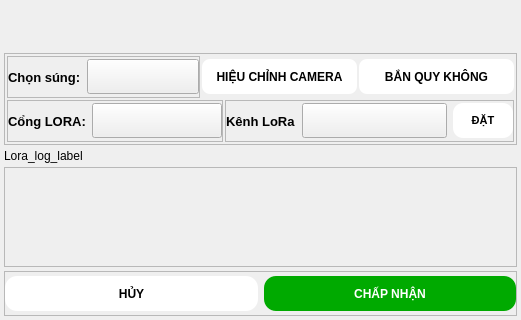
Before: the Qt Designer form assets/qt/setting.ui in Monkez/MBT03-bai2, drawn with Qt 5; both pictures show x 0 to 521 and y 277 to 597 of the 521 by 597 pixel window.
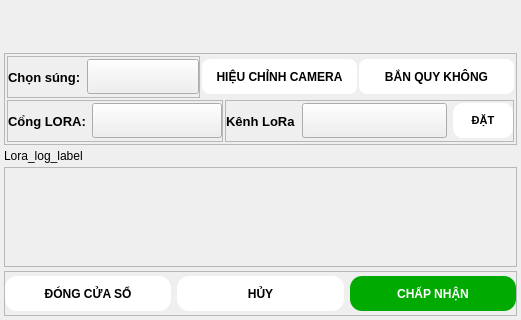
After: the same form once the commit is applied. Custom widgets are drawn as their Qt base class.

Commit message: feat: keep settings open across Q0 calibration rounds

The edit to the form file:
```diff
--- a/assets/qt/setting.ui
+++ b/assets/qt/setting.ui
@@ -652,6 +652,64 @@
       <property name="bottomMargin">
        <number>0</number>
       </property>
+      <item>
+       <widget class="MonkezButton" name="close_window_btn">
+        <property name="minimumSize">
+         <size>
+          <width>130</width>
+          <height>35</height>
+         </size>
+        </property>
+        <property name="maximumSize">
+         <size>
+          <width>16777215</width>
+          <height>35</height>
+         </size>
+        </property>
+        <property name="font">
+         <font>
+          <bold>true</bold>
+         </font>
+        </property>
+        <property name="styleSheet">
+         <string notr="true">QPushButton {
+	background-color: rgb(255, 255, 255);
+    border-radius: 12px;
+    border: none;
+}</string>
+        </property>
+        <property name="text">
+         <string>ĐÓNG CỬA SỔ</string>
+        </property>
+        <property name="filledButton" stdset="0">
+         <bool>true</bool>
+        </property>
+        <property name="outlinedButton" stdset="0">
+         <bool>false</bool>
+        </property>
+        <property name="DeactiveColor" stdset="0">
+         <color>
+          <red>170</red>
+          <green>0</green>
+          <blue>0</blue>
+         </color>
+        </property>
+        <property name="textColor" stdset="0">
+         <color>
+          <red>255</red>
+          <green>255</green>
+          <blue>255</blue>
+         </color>
+        </property>
+        <property name="hoverTextColor" stdset="0">
+         <color>
+          <red>183</red>
+          <green>183</green>
+          <blue>183</blue>
+         </color>
+        </property>
+       </widget>
+      </item>
       <item>
        <widget class="MonkezButton" name="cancel_btn">
         <property name="minimumSize">
```
The commit also changes 10 other files.
